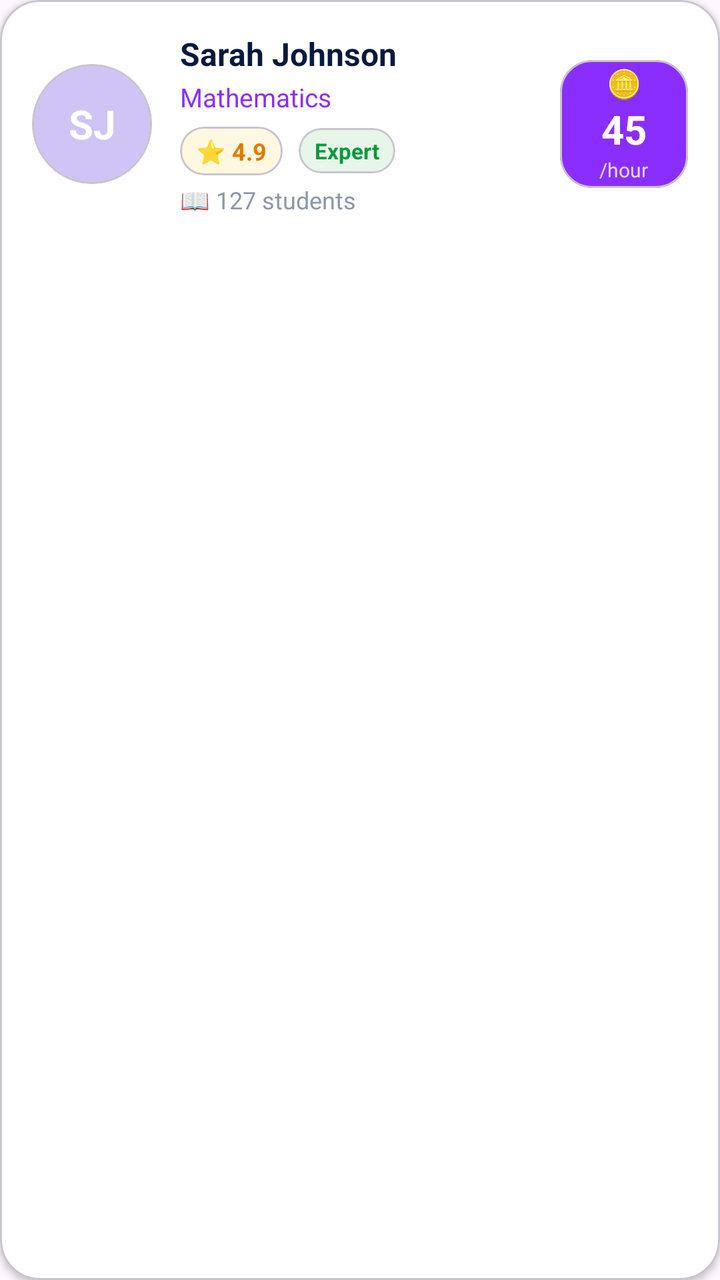
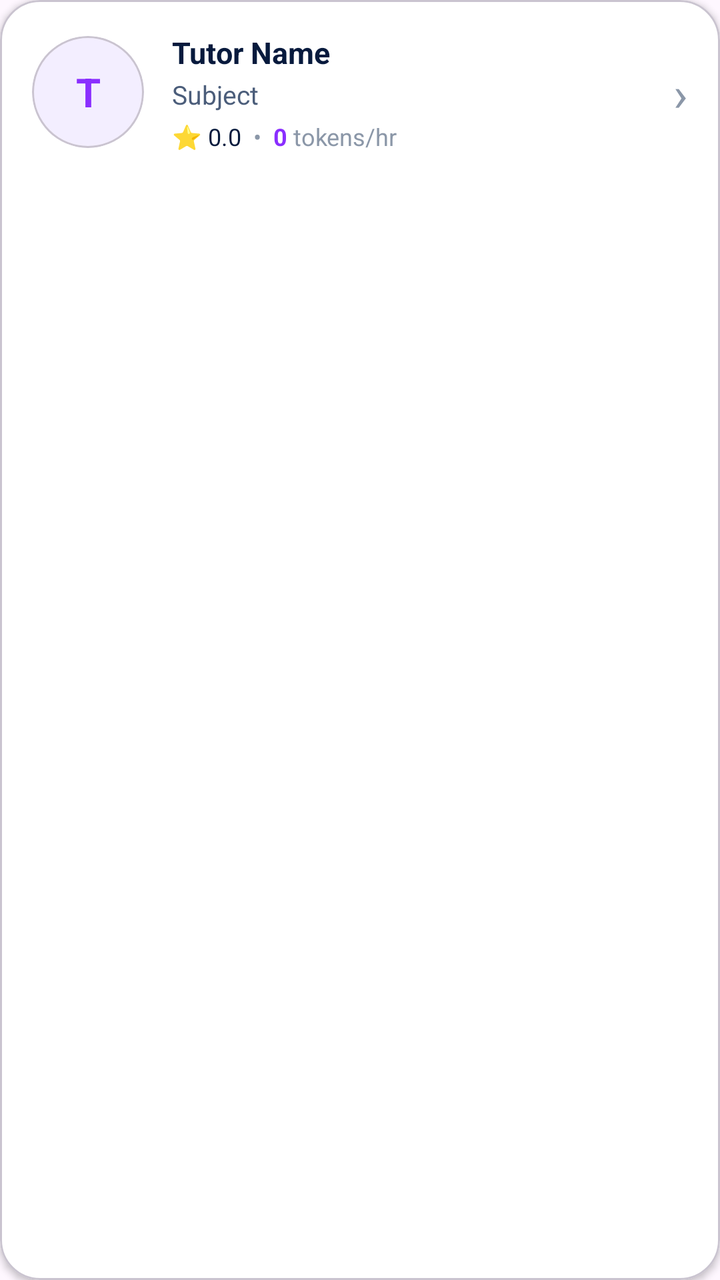

Screens rendered from an Android XML layout before and after an edit, with the pre-edit source and the edit as a unified diff.
<!-- AndroidManifest.xml: application theme Theme.PeerTutoringApollo -->
<!-- res/layout/item_tutor.xml -->
<?xml version="1.0" encoding="utf-8"?>
<com.google.android.material.card.MaterialCardView xmlns:android="http://schemas.android.com/apk/res/android"
    xmlns:app="http://schemas.android.com/apk/res-auto"
    android:layout_width="match_parent"
    android:layout_height="wrap_content"
    android:layout_marginBottom="14dp"
    app:cardCornerRadius="20dp"
    app:cardBackgroundColor="#FFFFFF"
    app:cardElevation="2dp">

    <LinearLayout
        android:layout_width="match_parent"
        android:layout_height="wrap_content"
        android:orientation="horizontal"
        android:gravity="center_vertical"
        android:padding="16dp">

        <FrameLayout android:layout_width="60dp" android:layout_height="60dp" android:layout_marginEnd="14dp">
            <com.google.android.material.card.MaterialCardView
                android:layout_width="60dp" android:layout_height="60dp"
                app:cardCornerRadius="30dp" app:cardBackgroundColor="#D0C4F7"
                app:cardElevation="0dp">
                <TextView
                    android:id="@+id/tvTutorInitials"
                    android:layout_width="match_parent" android:layout_height="match_parent"
                    android:gravity="center" android:text="SJ" android:textColor="#FFFFFF"
                    android:textSize="20sp" android:textStyle="bold" />
            </com.google.android.material.card.MaterialCardView>
            <com.google.android.material.card.MaterialCardView
                android:id="@+id/badgeVerified"
                android:layout_width="20dp" android:layout_height="20dp"
                android:layout_gravity="bottom|end" app:cardCornerRadius="10dp"
                app:cardBackgroundColor="#0062FF" app:cardElevation="0dp"
                android:visibility="gone">
                <TextView android:layout_width="match_parent" android:layout_height="match_parent" android:gravity="center" android:text="✓" android:textColor="#FFFFFF" android:textSize="10sp" android:textStyle="bold" />
            </com.google.android.material.card.MaterialCardView>
        </FrameLayout>

        <LinearLayout android:layout_width="0dp" android:layout_height="wrap_content" android:layout_weight="1" android:orientation="vertical">
            <TextView android:id="@+id/tvTutorName" android:layout_width="wrap_content" android:layout_height="wrap_content" android:text="Sarah Johnson" android:textColor="#071A3D" android:textSize="16sp" android:textStyle="bold" />
            <TextView android:id="@+id/tvTutorSubjects" android:layout_width="wrap_content" android:layout_height="wrap_content" android:text="Mathematics" android:textColor="#8A2EFF" android:textSize="13sp" android:layout_marginTop="2dp" />

            <LinearLayout android:layout_width="wrap_content" android:layout_height="wrap_content" android:orientation="horizontal" android:gravity="center_vertical" android:layout_marginTop="6dp">
                <com.google.android.material.card.MaterialCardView android:layout_width="wrap_content" android:layout_height="wrap_content" android:layout_marginEnd="8dp" app:cardCornerRadius="12dp" app:cardBackgroundColor="#FFF8E1" app:cardElevation="0dp">
                    <LinearLayout android:layout_width="wrap_content" android:layout_height="wrap_content" android:orientation="horizontal" android:gravity="center_vertical" android:paddingHorizontal="8dp" android:paddingVertical="4dp">
                        <TextView android:id="@+id/tvRating" android:layout_width="wrap_content" android:layout_height="wrap_content" android:text="⭐ 4.9" android:textColor="#E07B00" android:textSize="12sp" android:textStyle="bold" />
                    </LinearLayout>
                </com.google.android.material.card.MaterialCardView>
                <com.google.android.material.card.MaterialCardView android:layout_width="wrap_content" android:layout_height="wrap_content" app:cardCornerRadius="12dp" app:cardBackgroundColor="#E8F5E9" app:cardElevation="0dp">
                    <TextView android:id="@+id/tvTutorLevel" android:layout_width="wrap_content" android:layout_height="wrap_content" android:paddingHorizontal="8dp" android:paddingVertical="4dp" android:text="Expert" android:textColor="#089A3C" android:textSize="11sp" android:textStyle="bold" />
                </com.google.android.material.card.MaterialCardView>
            </LinearLayout>

            <TextView android:id="@+id/tvStudentCount" android:layout_width="wrap_content" android:layout_height="wrap_content" android:text="📖 127 students" android:textColor="#8B97A8" android:textSize="12sp" android:layout_marginTop="4dp" />
        </LinearLayout>

        <com.google.android.material.card.MaterialCardView android:layout_width="64dp" android:layout_height="64dp" app:cardCornerRadius="16dp" app:cardBackgroundColor="#8A2EFF" app:cardElevation="0dp">
            <LinearLayout android:layout_width="match_parent" android:layout_height="match_parent" android:orientation="vertical" android:gravity="center">
                <TextView android:layout_width="wrap_content" android:layout_height="wrap_content" android:text="🪙" android:textSize="14sp" />
                <TextView android:id="@+id/tvTutorRate" android:layout_width="wrap_content" android:layout_height="wrap_content" android:text="45" android:textColor="#FFFFFF" android:textSize="20sp" android:textStyle="bold" />
                <TextView android:layout_width="wrap_content" android:layout_height="wrap_content" android:text="/hour" android:textColor="#CCFFFFFF" android:textSize="10sp" />
            </LinearLayout>
        </com.google.android.material.card.MaterialCardView>
    </LinearLayout>
</com.google.android.material.card.MaterialCardView>
<!-- resources referenced by this layout -->
<resources>
  <style name="Theme.PeerTutoringApollo" parent="Base.Theme.PeerTutoringApollo" />
  <style name="Base.Theme.PeerTutoringApollo" parent="Theme.Material3.DayNight.NoActionBar">
          
          
      </style>
</resources>

<!-- the commit's change to res/layout/item_tutor.xml (unified diff, before → after) -->
@@ -1,65 +1,64 @@
 <?xml version="1.0" encoding="utf-8"?>
-<com.google.android.material.card.MaterialCardView xmlns:android="http://schemas.android.com/apk/res/android"
+<com.google.android.material.card.MaterialCardView
+    xmlns:android="http://schemas.android.com/apk/res/android"
     xmlns:app="http://schemas.android.com/apk/res-auto"
-    android:layout_width="match_parent"
-    android:layout_height="wrap_content"
-    android:layout_marginBottom="14dp"
-    app:cardCornerRadius="20dp"
-    app:cardBackgroundColor="#FFFFFF"
-    app:cardElevation="2dp">
+    android:layout_width="match_parent" android:layout_height="wrap_content"
+    android:layout_marginBottom="12dp"
+    app:cardCornerRadius="20dp" app:cardBackgroundColor="#FFFFFF" app:cardElevation="2dp"
+    android:clickable="true" android:focusable="true">
 
-    <LinearLayout
-        android:layout_width="match_parent"
-        android:layout_height="wrap_content"
-        android:orientation="horizontal"
-        android:gravity="center_vertical"
-        android:padding="16dp">
+    <LinearLayout android:layout_width="match_parent" android:layout_height="wrap_content"
+        android:orientation="horizontal" android:gravity="center_vertical" android:padding="16dp">
 
-        <FrameLayout android:layout_width="60dp" android:layout_height="60dp" android:layout_marginEnd="14dp">
-            <com.google.android.material.card.MaterialCardView
-                android:layout_width="60dp" android:layout_height="60dp"
-                app:cardCornerRadius="30dp" app:cardBackgroundColor="#D0C4F7"
-                app:cardElevation="0dp">
-                <TextView
-                    android:id="@+id/tvTutorInitials"
-                    android:layout_width="match_parent" android:layout_height="match_parent"
-                    android:gravity="center" android:text="SJ" android:textColor="#FFFFFF"
-                    android:textSize="20sp" android:textStyle="bold" />
-            </com.google.android.material.card.MaterialCardView>
-            <com.google.android.material.card.MaterialCardView
-                android:id="@+id/badgeVerified"
-                android:layout_width="20dp" android:layout_height="20dp"
-                android:layout_gravity="bottom|end" app:cardCornerRadius="10dp"
-                app:cardBackgroundColor="#0062FF" app:cardElevation="0dp"
-                android:visibility="gone">
-                <TextView android:layout_width="match_parent" android:layout_height="match_parent" android:gravity="center" android:text="✓" android:textColor="#FFFFFF" android:textSize="10sp" android:textStyle="bold" />
-            </com.google.android.material.card.MaterialCardView>
-        </FrameLayout>
+        
+        <com.google.android.material.card.MaterialCardView
+            android:layout_width="56dp" android:layout_height="56dp" android:layout_marginEnd="14dp"
+            app:cardCornerRadius="28dp" app:cardBackgroundColor="#F3EEFF" app:cardElevation="0dp">
+            <TextView android:id="@+id/tvTutorInitials"
+                android:layout_width="match_parent" android:layout_height="match_parent"
+                android:gravity="center" android:text="T" android:textColor="#8A2EFF"
+                android:textSize="20sp" android:textStyle="bold"/>
+        </com.google.android.material.card.MaterialCardView>
 
-        <LinearLayout android:layout_width="0dp" android:layout_height="wrap_content" android:layout_weight="1" android:orientation="vertical">
-            <TextView android:id="@+id/tvTutorName" android:layout_width="wrap_content" android:layout_height="wrap_content" android:text="Sarah Johnson" android:textColor="#071A3D" android:textSize="16sp" android:textStyle="bold" />
-            <TextView android:id="@+id/tvTutorSubjects" android:layout_width="wrap_content" android:layout_height="wrap_content" android:text="Mathematics" android:textColor="#8A2EFF" android:textSize="13sp" android:layout_marginTop="2dp" />
-
-            <LinearLayout android:layout_width="wrap_content" android:layout_height="wrap_content" android:orientation="horizontal" android:gravity="center_vertical" android:layout_marginTop="6dp">
-                <com.google.android.material.card.MaterialCardView android:layout_width="wrap_content" android:layout_height="wrap_content" android:layout_marginEnd="8dp" app:cardCornerRadius="12dp" app:cardBackgroundColor="#FFF8E1" app:cardElevation="0dp">
-                    <LinearLayout android:layout_width="wrap_content" android:layout_height="wrap_content" android:orientation="horizontal" android:gravity="center_vertical" android:paddingHorizontal="8dp" android:paddingVertical="4dp">
-                        <TextView android:id="@+id/tvRating" android:layout_width="wrap_content" android:layout_height="wrap_content" android:text="⭐ 4.9" android:textColor="#E07B00" android:textSize="12sp" android:textStyle="bold" />
-                    </LinearLayout>
-                </com.google.android.material.card.MaterialCardView>
-                <com.google.android.material.card.MaterialCardView android:layout_width="wrap_content" android:layout_height="wrap_content" app:cardCornerRadius="12dp" app:cardBackgroundColor="#E8F5E9" app:cardElevation="0dp">
-                    <TextView android:id="@+id/tvTutorLevel" android:layout_width="wrap_content" android:layout_height="wrap_content" android:paddingHorizontal="8dp" android:paddingVertical="4dp" android:text="Expert" android:textColor="#089A3C" android:textSize="11sp" android:textStyle="bold" />
+        
+        <LinearLayout android:layout_width="0dp" android:layout_height="wrap_content"
+            android:layout_weight="1" android:orientation="vertical">
+            <LinearLayout android:layout_width="wrap_content" android:layout_height="wrap_content"
+                android:orientation="horizontal" android:gravity="center_vertical">
+                <TextView android:id="@+id/tvTutorName"
+                    android:layout_width="wrap_content" android:layout_height="wrap_content"
+                    android:text="Tutor Name" android:textColor="#071A3D"
+                    android:textSize="15sp" android:textStyle="bold"/>
+                <com.google.android.material.card.MaterialCardView android:id="@+id/badgeVerified"
+                    android:layout_width="wrap_content" android:layout_height="20dp"
+                    android:layout_marginStart="8dp" android:visibility="gone"
+                    app:cardCornerRadius="10dp" app:cardBackgroundColor="#EAF9EE" app:cardElevation="0dp">
+                    <TextView android:layout_width="wrap_content" android:layout_height="match_parent"
+                        android:gravity="center" android:text="✓ Verified" android:textColor="#00C853"
+                        android:textSize="10sp" android:paddingHorizontal="8dp"/>
                 </com.google.android.material.card.MaterialCardView>
             </LinearLayout>
-
-            <TextView android:id="@+id/tvStudentCount" android:layout_width="wrap_content" android:layout_height="wrap_content" android:text="📖 127 students" android:textColor="#8B97A8" android:textSize="12sp" android:layout_marginTop="4dp" />
+            <TextView android:id="@+id/tvTutorSubjects"
+                android:layout_width="wrap_content" android:layout_height="wrap_content"
+                android:text="Subject" android:textColor="#4B5D7A" android:textSize="13sp"
+                android:layout_marginTop="2dp"/>
+            <LinearLayout android:layout_width="wrap_content" android:layout_height="wrap_content"
+                android:orientation="horizontal" android:layout_marginTop="4dp">
+                <TextView android:id="@+id/tvRating"
+                    android:layout_width="wrap_content" android:layout_height="wrap_content"
+                    android:text="⭐ 0.0" android:textColor="#071A3D" android:textSize="12sp"/>
+                <TextView android:layout_width="wrap_content" android:layout_height="wrap_content"
+                    android:text="  •  " android:textColor="#8B97A8" android:textSize="12sp"/>
+                <TextView android:id="@+id/tvTutorRate"
+                    android:layout_width="wrap_content" android:layout_height="wrap_content"
+                    android:text="0" android:textColor="#8A2EFF" android:textSize="12sp" android:textStyle="bold"/>
+                <TextView android:layout_width="wrap_content" android:layout_height="wrap_content"
+                    android:text=" tokens/hr" android:textColor="#8B97A8" android:textSize="12sp"/>
+            </LinearLayout>
         </LinearLayout>
 
-        <com.google.android.material.card.MaterialCardView android:layout_width="64dp" android:layout_height="64dp" app:cardCornerRadius="16dp" app:cardBackgroundColor="#8A2EFF" app:cardElevation="0dp">
-            <LinearLayout android:layout_width="match_parent" android:layout_height="match_parent" android:orientation="vertical" android:gravity="center">
-                <TextView android:layout_width="wrap_content" android:layout_height="wrap_content" android:text="🪙" android:textSize="14sp" />
-                <TextView android:id="@+id/tvTutorRate" android:layout_width="wrap_content" android:layout_height="wrap_content" android:text="45" android:textColor="#FFFFFF" android:textSize="20sp" android:textStyle="bold" />
-                <TextView android:layout_width="wrap_content" android:layout_height="wrap_content" android:text="/hour" android:textColor="#CCFFFFFF" android:textSize="10sp" />
-            </LinearLayout>
-        </com.google.android.material.card.MaterialCardView>
+        
+        <TextView android:layout_width="wrap_content" android:layout_height="wrap_content"
+            android:text="›" android:textColor="#8B97A8" android:textSize="24sp"/>
     </LinearLayout>
 </com.google.android.material.card.MaterialCardView>
